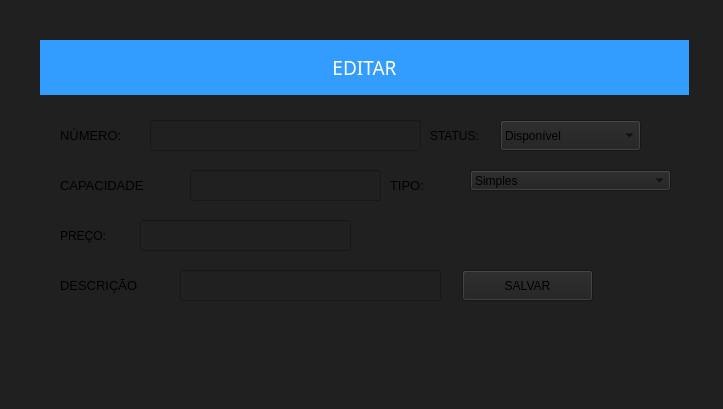
First picture: the form in Prototipo HostInn/Telas/Editar.ui, repository EndrewFerreira/HOSTIIN, before the edit.
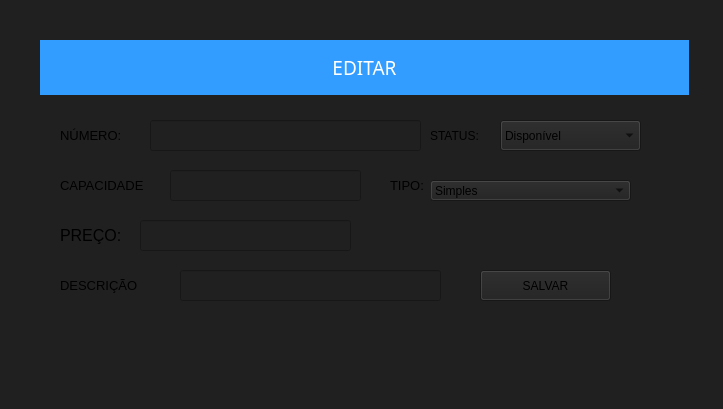
Second picture: the form after the edit.

What changed in the file:
```diff
--- a/Prototipo HostInn/Telas/Editar.ui
+++ b/Prototipo HostInn/Telas/Editar.ui
@@ -28,7 +28,7 @@
       <x>20</x>
       <y>30</y>
       <width>671</width>
-      <height>281</height>
+      <height>331</height>
      </rect>
     </property>
     <property name="styleSheet">
@@ -495,8 +495,8 @@
      <widget class="QComboBox" name="combo_novotipo">
       <property name="geometry">
        <rect>
-        <x>450</x>
-        <y>140</y>
+        <x>410</x>
+        <y>150</y>
         <width>201</width>
         <height>21</height>
        </rect>
@@ -532,7 +532,7 @@
        <rect>
         <x>370</x>
         <y>140</y>
-        <width>71</width>
+        <width>41</width>
         <height>31</height>
        </rect>
       </property>
@@ -613,6 +613,11 @@
         <height>31</height>
        </rect>
       </property>
+      <property name="font">
+       <font>
+        <pointsize>12</pointsize>
+       </font>
+      </property>
       <property name="toolTip">
        <string>&lt;html&gt;&lt;head/&gt;&lt;body&gt;&lt;p align=&quot;center&quot;&gt;&lt;span style=&quot; font-size:11pt;&quot;&gt;NÚMERO&lt;/span&gt;&lt;/p&gt;&lt;/body&gt;&lt;/html&gt;</string>
       </property>
@@ -644,7 +649,7 @@
      <widget class="QLineEdit" name="line_novacap">
       <property name="geometry">
        <rect>
-        <x>170</x>
+        <x>150</x>
         <y>140</y>
         <width>191</width>
         <height>31</height>
@@ -685,7 +690,7 @@
      <widget class="QPushButton" name="btn_salvar_edit_quarto">
       <property name="geometry">
        <rect>
-        <x>442</x>
+        <x>460</x>
         <y>240</y>
         <width>131</width>
         <height>31</height>
```
